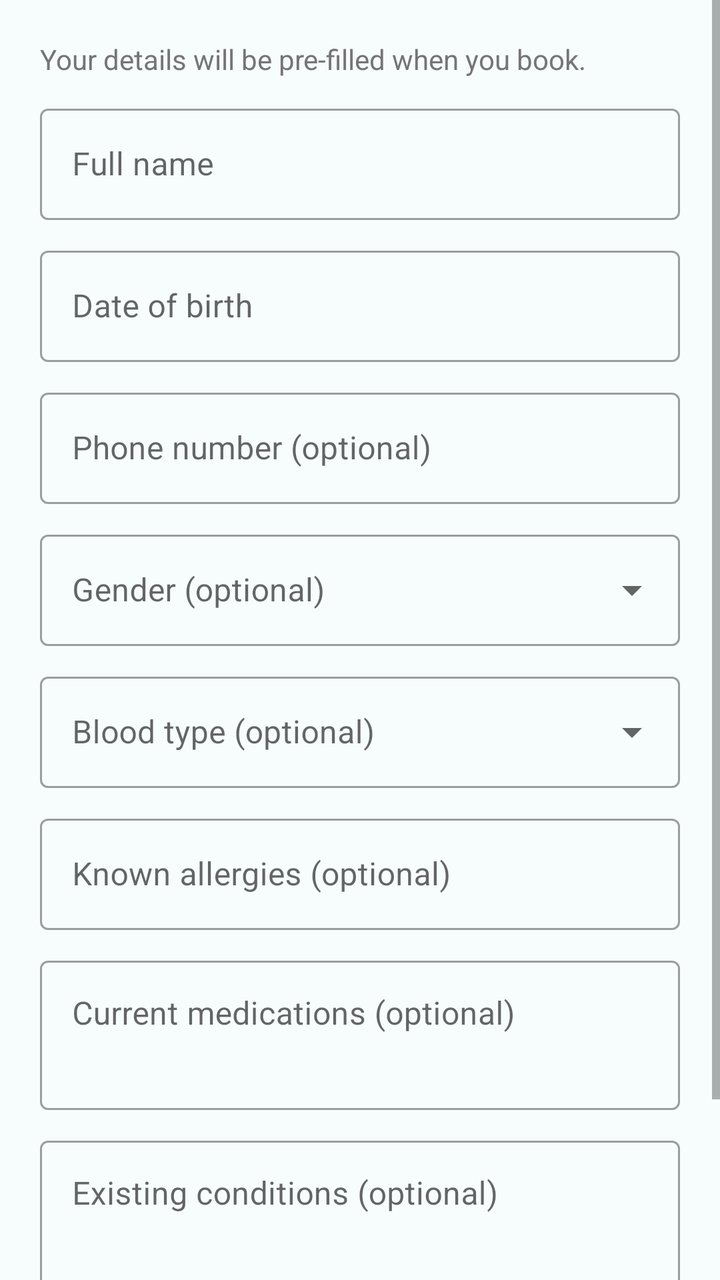
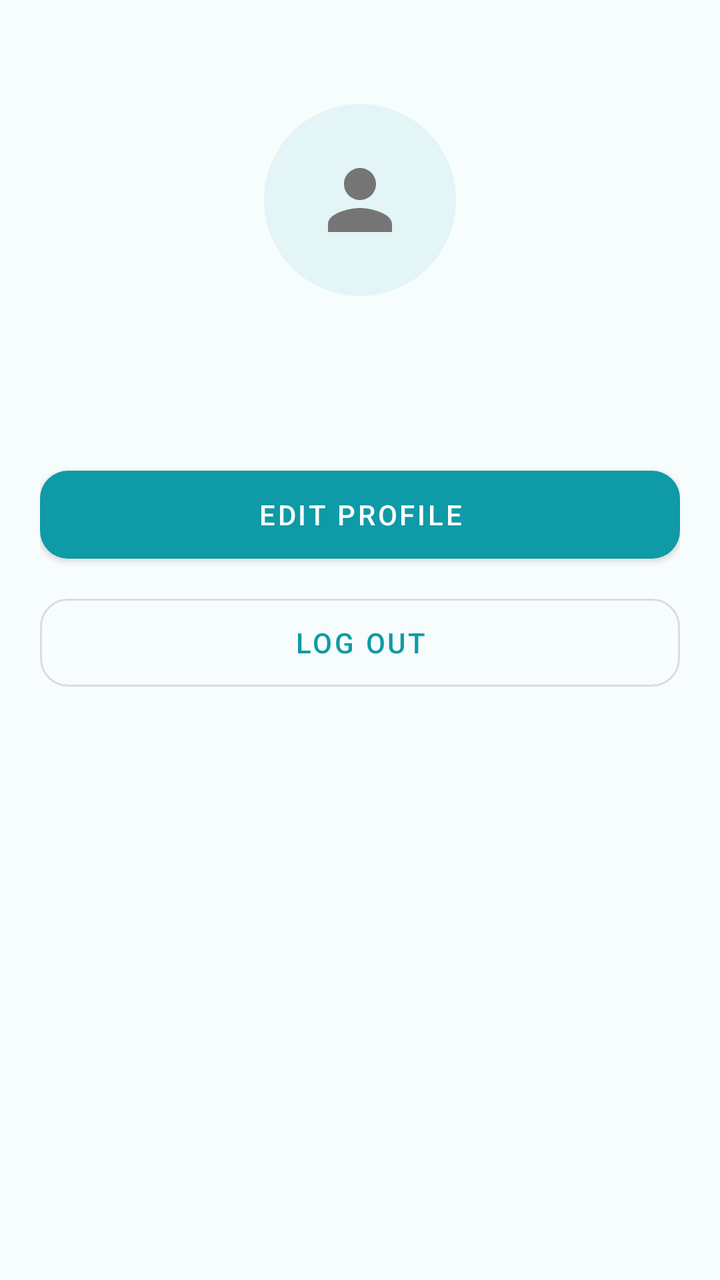

Screens rendered from an Android XML layout before and after an edit, with the pre-edit source and the edit as a unified diff.
<!-- AndroidManifest.xml: application theme Theme.CliniQ -->
<!-- res/layout/fragment_profile.xml -->
<?xml version="1.0" encoding="utf-8"?>

<ScrollView xmlns:android="http://schemas.android.com/apk/res/android"
    android:layout_width="match_parent"
    android:layout_height="match_parent"
    android:fillViewport="true">

    <LinearLayout
        android:layout_width="match_parent"
        android:layout_height="wrap_content"
        android:orientation="vertical"
        android:padding="20dp">

        <TextView
            android:layout_width="wrap_content"
            android:layout_height="wrap_content"
            android:text="Your details will be pre-filled when you book."
            android:textColor="@color/gray" />

        <com.google.android.material.textfield.TextInputLayout
            style="@style/Field"
            android:hint="Full name">

            <com.google.android.material.textfield.TextInputEditText
                android:id="@+id/etName"
                android:layout_width="match_parent"
                android:layout_height="wrap_content"
                android:inputType="textPersonName" />
        </com.google.android.material.textfield.TextInputLayout>

        <com.google.android.material.textfield.TextInputLayout
            android:id="@+id/layoutDob"
            style="@style/Field"
            android:hint="Date of birth">

            <com.google.android.material.textfield.TextInputEditText
                android:id="@+id/etDob"
                android:layout_width="match_parent"
                android:layout_height="wrap_content"
                android:clickable="true"
                android:cursorVisible="false"
                android:focusable="false"
                android:inputType="none" />
        </com.google.android.material.textfield.TextInputLayout>

        <com.google.android.material.textfield.TextInputLayout
            style="@style/Field"
            android:hint="Phone number (optional)">

            <com.google.android.material.textfield.TextInputEditText
                android:id="@+id/etPhone"
                android:layout_width="match_parent"
                android:layout_height="wrap_content"
                android:inputType="phone" />
        </com.google.android.material.textfield.TextInputLayout>

        <com.google.android.material.textfield.TextInputLayout
            style="@style/FieldDropdown"
            android:hint="Gender (optional)">

            <com.google.android.material.textfield.MaterialAutoCompleteTextView
                android:id="@+id/actGender"
                android:layout_width="match_parent"
                android:layout_height="wrap_content"
                android:inputType="none" />
        </com.google.android.material.textfield.TextInputLayout>

        <com.google.android.material.textfield.TextInputLayout
            style="@style/FieldDropdown"
            android:hint="Blood type (optional)">

            <com.google.android.material.textfield.MaterialAutoCompleteTextView
                android:id="@+id/actBloodType"
                android:layout_width="match_parent"
                android:layout_height="wrap_content"
                android:inputType="none" />
        </com.google.android.material.textfield.TextInputLayout>

        <com.google.android.material.textfield.TextInputLayout
            style="@style/Field"
            android:hint="Known allergies (optional)">

            <com.google.android.material.textfield.TextInputEditText
                android:id="@+id/etAllergies"
                android:layout_width="match_parent"
                android:layout_height="wrap_content"
                android:inputType="text" />
        </com.google.android.material.textfield.TextInputLayout>

        <com.google.android.material.textfield.TextInputLayout
            style="@style/Field"
            android:hint="Current medications (optional)">

            <com.google.android.material.textfield.TextInputEditText
                android:id="@+id/etMedications"
                android:layout_width="match_parent"
                android:layout_height="wrap_content"
                android:gravity="top"
                android:inputType="textMultiLine"
                android:minLines="2" />
        </com.google.android.material.textfield.TextInputLayout>

        <com.google.android.material.textfield.TextInputLayout
            style="@style/Field"
            android:hint="Existing conditions (optional)">

            <com.google.android.material.textfield.TextInputEditText
                android:id="@+id/etConditions"
                android:layout_width="match_parent"
                android:layout_height="wrap_content"
                android:gravity="top"
                android:inputType="textMultiLine"
                android:minLines="2" />
        </com.google.android.material.textfield.TextInputLayout>

        <Button
            android:id="@+id/btnSave"
            style="@style/BigButton"
            android:layout_marginTop="24dp"
            android:text="Save changes" />
    </LinearLayout>
</ScrollView>
<!-- resources referenced by this layout -->
<resources>
  <color name="gray">#757575</color>
  <style name="BigButton" parent="Widget.MaterialComponents.Button">
          <item name="android:layout_width">match_parent</item>
          <item name="android:layout_height">56dp</item>
          <item name="android:layout_marginTop">8dp</item>
          <item name="cornerRadius">14dp</item>
      </style>
  <style name="Field" parent="Widget.MaterialComponents.TextInputLayout.OutlinedBox">
          <item name="android:layout_width">match_parent</item>
          <item name="android:layout_height">wrap_content</item>
          <item name="android:layout_marginTop">10dp</item>
          <item name="cursorColor">@color/teal</item>
          <item name="cursorErrorColor">@color/teal</item>
      </style>
  <style name="FieldDropdown" parent="Widget.MaterialComponents.TextInputLayout.OutlinedBox.ExposedDropdownMenu">
          <item name="android:layout_width">match_parent</item>
          <item name="android:layout_height">wrap_content</item>
          <item name="android:layout_marginTop">10dp</item>
      </style>
  <style name="Theme.CliniQ" parent="Theme.MaterialComponents.Light.DarkActionBar">
          <item name="colorPrimary">@color/teal</item>
          <item name="colorPrimaryVariant">@color/teal_dark</item>
          <item name="colorOnPrimary">@color/white</item>
          <item name="colorSecondary">@color/scrub_blue</item>
          <item name="android:windowBackground">@color/bg</item>
  
          
          <item name="actionBarStyle">@style/Widget.CliniQ.ActionBar</item>
          <item name="actionBarTheme">@style/ThemeOverlay.CliniQ.ActionBar</item>
          <item name="android:statusBarColor">@color/bg</item>
          <item name="android:windowLightStatusBar">true</item>
      </style>
  <color name="teal">#0E9AA7</color>
  <color name="teal_dark">#0B6E79</color>
  <color name="white">#FFFFFF</color>
  <color name="scrub_blue">#2F6DB5</color>
  <color name="bg">#F7FCFC</color>
  <style name="Widget.CliniQ.ActionBar" parent="Widget.AppCompat.ActionBar.Solid">
          <item name="background">@color/bg</item>
          <item name="elevation">0dp</item>
          <item name="titleTextStyle">@style/TextAppearance.CliniQ.ActionBarTitle</item>
      </style>
  <style name="ThemeOverlay.CliniQ.ActionBar" parent="ThemeOverlay.AppCompat.ActionBar">
          
          <item name="colorControlNormal">@color/teal_dark</item>
      </style>
  <style name="TextAppearance.CliniQ.ActionBarTitle" parent="TextAppearance.AppCompat.Widget.ActionBar.Title">
          <item name="android:textColor">@color/teal_dark</item>
          <item name="android:textStyle">bold</item>
      </style>
</resources>

<!-- the commit's change to res/layout/fragment_profile.xml (unified diff, before → after) -->
@@ -1,122 +1,38 @@
 <?xml version="1.0" encoding="utf-8"?>
-
-<ScrollView xmlns:android="http://schemas.android.com/apk/res/android"
+<LinearLayout xmlns:android="http://schemas.android.com/apk/res/android"
     android:layout_width="match_parent"
     android:layout_height="match_parent"
-    android:fillViewport="true">
+    android:gravity="center_horizontal"
+    android:orientation="vertical"
+    android:padding="20dp">
 
-    <LinearLayout
-        android:layout_width="match_parent"
+    <ImageView
+        android:id="@+id/ivAvatar"
+        android:layout_width="96dp"
+        android:layout_height="96dp"
+        android:layout_marginTop="32dp"
+        android:background="@drawable/bg_circle_mint"
+        android:contentDescription="Profile picture"
+        android:padding="24dp"
+        android:src="@drawable/ic_nav_profile" />
+
+    <TextView
+        android:id="@+id/tvName"
+        android:layout_width="wrap_content"
         android:layout_height="wrap_content"
-        android:orientation="vertical"
-        android:padding="20dp">
+        android:layout_marginBottom="32dp"
+        android:layout_marginTop="12dp"
+        android:textColor="@color/teal_dark"
+        android:textSize="22sp"
+        android:textStyle="bold" />
 
-        <TextView
-            android:layout_width="wrap_content"
-            android:layout_height="wrap_content"
-            android:text="Your details will be pre-filled when you book."
-            android:textColor="@color/gray" />
+    <Button
+        android:id="@+id/btnEdit"
+        style="@style/BigButton"
+        android:text="Edit profile" />
 
-        <com.google.android.material.textfield.TextInputLayout
-            style="@style/Field"
-            android:hint="Full name">
-
-            <com.google.android.material.textfield.TextInputEditText
-                android:id="@+id/etName"
-                android:layout_width="match_parent"
-                android:layout_height="wrap_content"
-                android:inputType="textPersonName" />
-        </com.google.android.material.textfield.TextInputLayout>
-
-        <com.google.android.material.textfield.TextInputLayout
-            android:id="@+id/layoutDob"
-            style="@style/Field"
-            android:hint="Date of birth">
-
-            <com.google.android.material.textfield.TextInputEditText
-                android:id="@+id/etDob"
-                android:layout_width="match_parent"
-                android:layout_height="wrap_content"
-                android:clickable="true"
-                android:cursorVisible="false"
-                android:focusable="false"
-                android:inputType="none" />
-        </com.google.android.material.textfield.TextInputLayout>
-
-        <com.google.android.material.textfield.TextInputLayout
-            style="@style/Field"
-            android:hint="Phone number (optional)">
-
-            <com.google.android.material.textfield.TextInputEditText
-                android:id="@+id/etPhone"
-                android:layout_width="match_parent"
-                android:layout_height="wrap_content"
-                android:inputType="phone" />
-        </com.google.android.material.textfield.TextInputLayout>
-
-        <com.google.android.material.textfield.TextInputLayout
-            style="@style/FieldDropdown"
-            android:hint="Gender (optional)">
-
-            <com.google.android.material.textfield.MaterialAutoCompleteTextView
-                android:id="@+id/actGender"
-                android:layout_width="match_parent"
-                android:layout_height="wrap_content"
-                android:inputType="none" />
-        </com.google.android.material.textfield.TextInputLayout>
-
-        <com.google.android.material.textfield.TextInputLayout
-            style="@style/FieldDropdown"
-            android:hint="Blood type (optional)">
-
-            <com.google.android.material.textfield.MaterialAutoCompleteTextView
-                android:id="@+id/actBloodType"
-                android:layout_width="match_parent"
-                android:layout_height="wrap_content"
-                android:inputType="none" />
-        </com.google.android.material.textfield.TextInputLayout>
-
-        <com.google.android.material.textfield.TextInputLayout
-            style="@style/Field"
-            android:hint="Known allergies (optional)">
-
-            <com.google.android.material.textfield.TextInputEditText
-                android:id="@+id/etAllergies"
-                android:layout_width="match_parent"
-                android:layout_height="wrap_content"
-                android:inputType="text" />
-        </com.google.android.material.textfield.TextInputLayout>
-
-        <com.google.android.material.textfield.TextInputLayout
-            style="@style/Field"
-            android:hint="Current medications (optional)">
-
-            <com.google.android.material.textfield.TextInputEditText
-                android:id="@+id/etMedications"
-                android:layout_width="match_parent"
-                android:layout_height="wrap_content"
-                android:gravity="top"
-                android:inputType="textMultiLine"
-                android:minLines="2" />
-        </com.google.android.material.textfield.TextInputLayout>
-
-        <com.google.android.material.textfield.TextInputLayout
-            style="@style/Field"
-            android:hint="Existing conditions (optional)">
-
-            <com.google.android.material.textfield.TextInputEditText
-                android:id="@+id/etConditions"
-                android:layout_width="match_parent"
-                android:layout_height="wrap_content"
-                android:gravity="top"
-                android:inputType="textMultiLine"
-                android:minLines="2" />
-        </com.google.android.material.textfield.TextInputLayout>
-
-        <Button
-            android:id="@+id/btnSave"
-            style="@style/BigButton"
-            android:layout_marginTop="24dp"
-            android:text="Save changes" />
-    </LinearLayout>
-</ScrollView>
+    <Button
+        android:id="@+id/btnLogout"
+        style="@style/BigButtonOutlined"
+        android:text="Log out" />
+</LinearLayout>
<!-- resource entries referenced after the edit -->
@@ -1,23 +1,16 @@
 <!-- resources referenced by this layout -->
 <resources>
-  <color name="gray">#757575</color>
   <style name="BigButton" parent="Widget.MaterialComponents.Button">
           <item name="android:layout_width">match_parent</item>
           <item name="android:layout_height">56dp</item>
           <item name="android:layout_marginTop">8dp</item>
           <item name="cornerRadius">14dp</item>
       </style>
-  <style name="Field" parent="Widget.MaterialComponents.TextInputLayout.OutlinedBox">
+  <style name="BigButtonOutlined" parent="Widget.MaterialComponents.Button.OutlinedButton">
           <item name="android:layout_width">match_parent</item>
-          <item name="android:layout_height">wrap_content</item>
-          <item name="android:layout_marginTop">10dp</item>
-          <item name="cursorColor">@color/teal</item>
-          <item name="cursorErrorColor">@color/teal</item>
-      </style>
-  <style name="FieldDropdown" parent="Widget.MaterialComponents.TextInputLayout.OutlinedBox.ExposedDropdownMenu">
-          <item name="android:layout_width">match_parent</item>
-          <item name="android:layout_height">wrap_content</item>
-          <item name="android:layout_marginTop">10dp</item>
+          <item name="android:layout_height">56dp</item>
+          <item name="android:layout_marginTop">8dp</item>
+          <item name="cornerRadius">14dp</item>
       </style>
   <style name="Theme.CliniQ" parent="Theme.MaterialComponents.Light.DarkActionBar">
           <item name="colorPrimary">@color/teal</item>
@@ -32,8 +25,30 @@
           <item name="android:statusBarColor">@color/bg</item>
           <item name="android:windowLightStatusBar">true</item>
       </style>
+  <color name="mint">#E3F5F6</color>
   <color name="teal">#0E9AA7</color>
   <color name="teal_dark">#0B6E79</color>
+  <!-- drawable bg_circle_mint (drawable) -->
+  <?xml version="1.0" encoding="utf-8"?>
+  <shape xmlns:android="http://schemas.android.com/apk/res/android"
+      android:shape="oval">
+  
+      <solid
+          android:color="@color/mint" />
+  </shape>
+  <!-- drawable ic_nav_profile (drawable) -->
+  <?xml version="1.0" encoding="utf-8"?>
+  <vector xmlns:android="http://schemas.android.com/apk/res/android"
+      android:width="24dp"
+      android:height="24dp"
+      android:tint="@color/nav_icon_tint"
+      android:viewportHeight="24"
+      android:viewportWidth="24">
+  
+      <path
+          android:fillColor="@android:color/white"
+          android:pathData="M12,12c2.21,0 4,-1.79 4,-4s-1.79,-4 -4,-4 -4,1.79 -4,4 1.79,4 4,4zM12,14c-2.67,0 -8,1.34 -8,4v2h16v-2c0,-2.66 -5.33,-4 -8,-4z" />
+  </vector>
   <color name="white">#FFFFFF</color>
   <color name="scrub_blue">#2F6DB5</color>
   <color name="bg">#F7FCFC</color>
